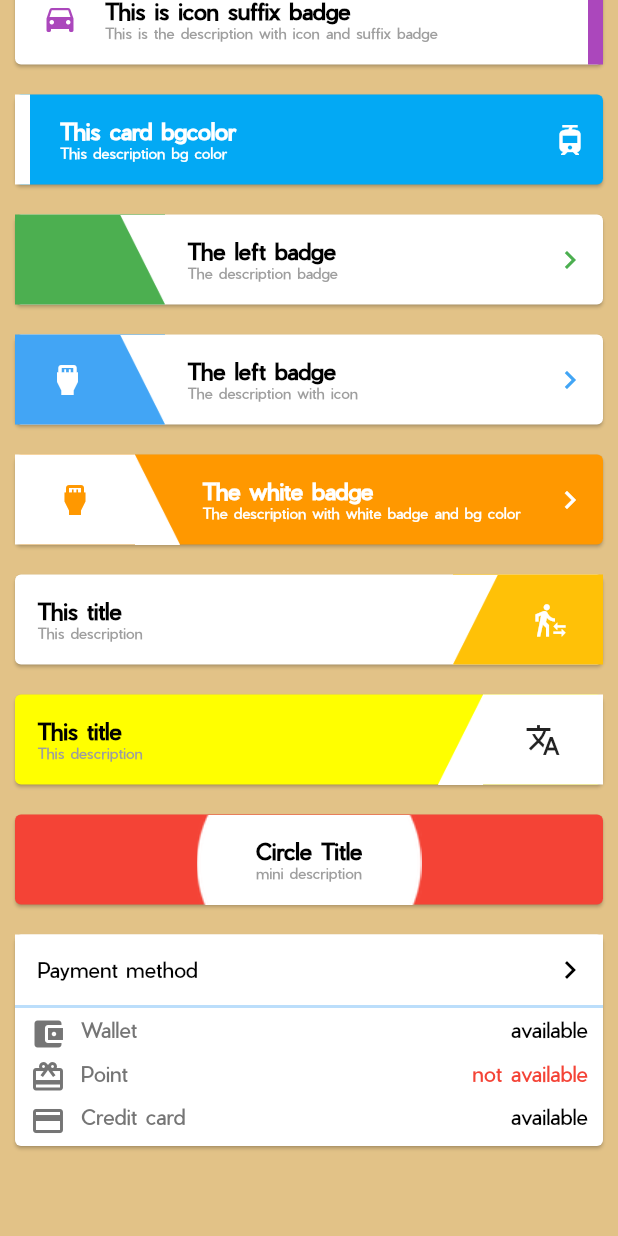
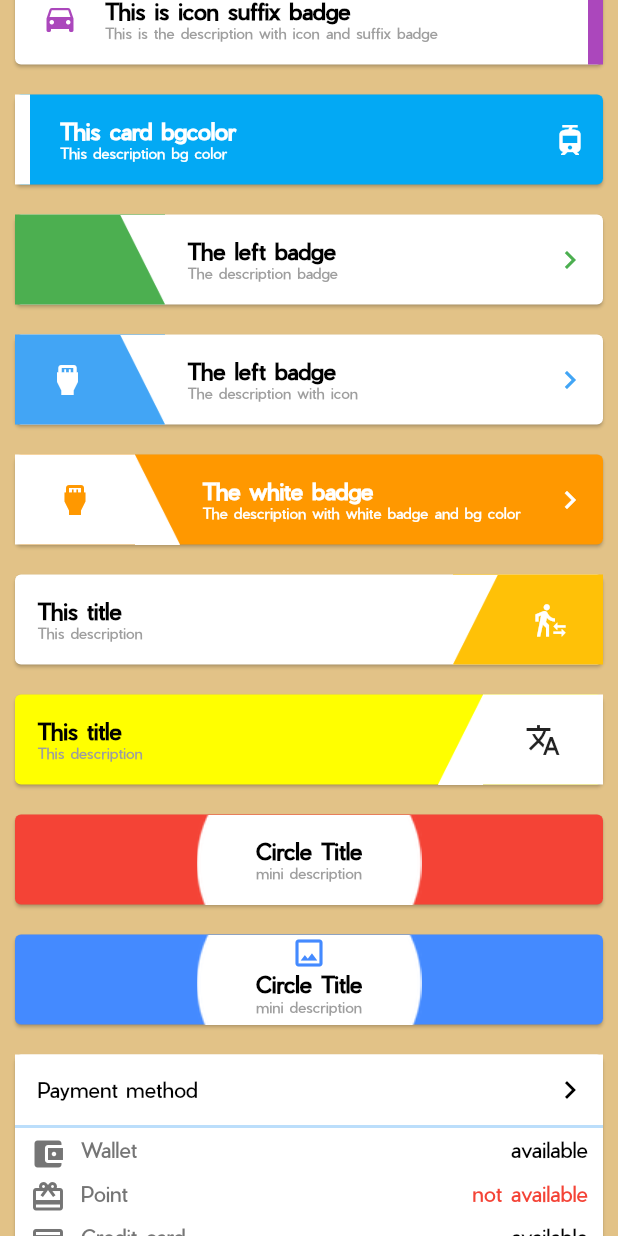
Before and after one commit to illukinati/card_ui_kit, a Flutter app: the screen it shows after launch, scrolled down 547 dp, on a phone screen of 412 x 824 dp. Run offline on Flutter 3.47's test engine with Material 2 defaults, Android fonts, the phone set to English and light mode, and no system bars.

Commit message:
add icon in circle card

```diff
--- a/lib/components/circleBadgeCard.dart
+++ b/lib/components/circleBadgeCard.dart
@@ -7,6 +7,8 @@ class CircleBadgeCard extends StatelessWidget {
   final Color descriptionColor;
   final Color backgroundColor;
   final Function onTap;
+  final IconData icon;
+  final Color iconColor;
 
   const CircleBadgeCard({
     Key key,
@@ -16,6 +18,8 @@ class CircleBadgeCard extends StatelessWidget {
     this.title,
     this.description,
     this.onTap,
+    this.icon,
+    this.iconColor,
   }) : super(key: key);
 
   @override
@@ -66,10 +70,19 @@ class CircleBadgeCard extends StatelessWidget {
                     child: Container(),
                   ),
                   Container(
-                    margin: const EdgeInsets.only(top: 15.0),
+                    margin:
+                        EdgeInsets.only(top: (this.icon != null) ? 0.0 : 15.0),
                     child: Column(
                       crossAxisAlignment: CrossAxisAlignment.center,
                       children: <Widget>[
+                        (this.icon != null)
+                            ? Icon(
+                                this.icon,
+                                color: (this.iconColor != null)
+                                    ? this.iconColor
+                                    : Colors.black,
+                              )
+                            : Container(),
                         Text(
                           (this.title != null) ? this.title : "",
                           style: TextStyle(
--- a/lib/screens/mainScreen.dart
+++ b/lib/screens/mainScreen.dart
@@ -124,6 +124,13 @@ class _MainScreenState extends State<MainScreen> {
                 description: 'mini description',
                 backgroundColor: Colors.red,
               ),
+              new CircleBadgeCard(
+                title: 'Circle Title',
+                description: 'mini description',
+                backgroundColor: Colors.blueAccent,
+                icon: Icons.crop_original,
+                iconColor: Colors.blueAccent,
+              ),
 
               //multiple choice
               new EasyMultipleCard(
```
Also changed, not shown: ss/ss16.png (added).
